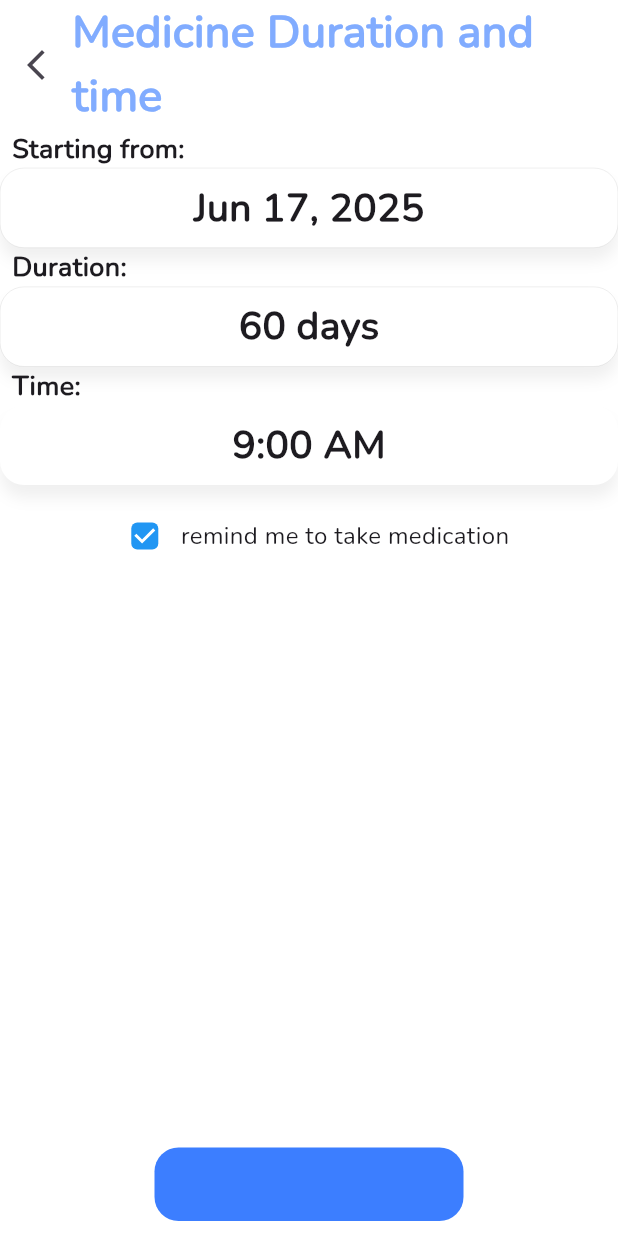
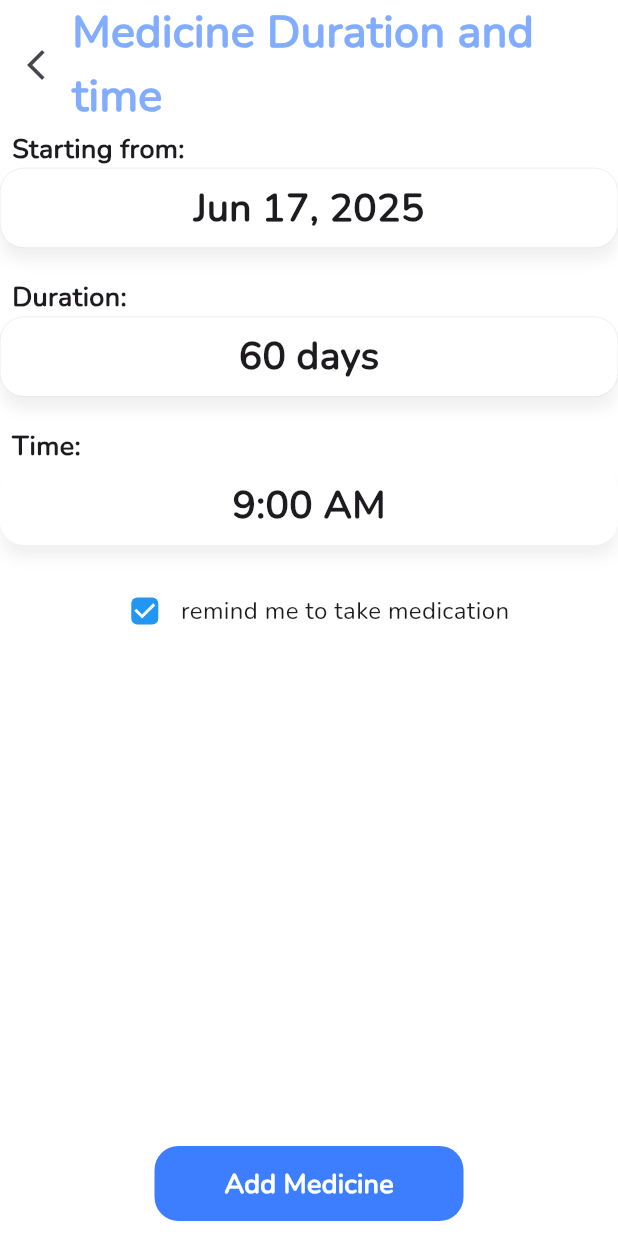
Before and after one commit to Mina176/Pill-Reminder, a Flutter app: the AddDoseTimeView screen opened directly with empty values, on a phone screen of 412 x 824 dp. Run offline on Flutter 3.47's test engine with Material 3 defaults, Android fonts, the phone set to English and light mode, and no system bars; our stand-ins replace flutter_slidable, font_awesome_flutter, hive_flutter; accounts and stored records are empty.

Commit message:
passing the dose to new page

```diff
--- a/lib/models/dose_model.dart
+++ b/lib/models/dose_model.dart
@@ -13,9 +13,9 @@ class DoseModel extends HiveObject {
   @HiveField(3)
   final int food;
   @HiveField(4)
-  final int duration;
+  int duration;
   @HiveField(5)
-  final String time;
+  String time;
   @HiveField(6)
   bool remind;
   @HiveField(7)
--- a/lib/views/addDoseTimeView/add_dose_time_view.dart
+++ b/lib/views/addDoseTimeView/add_dose_time_view.dart
@@ -1,6 +1,7 @@
 import 'package:flutter/material.dart';
 import 'package:pill_reminder/models/dose_model.dart';
 
+import '../widgets/custom_app_bar.dart';
 import 'widgets/add_dose_time_view_body.dart';
 
 class AddDoseTimeView extends StatelessWidget {
@@ -11,8 +12,17 @@ class AddDoseTimeView extends StatelessWidget {
     return Scaffold(
       backgroundColor: Colors.white,
       body: SafeArea(
-          child: AddDoseTimeViewBody(
-        dose: dose,
+          child: Column(
+        children: [
+          CustomAppBar(
+            text: 'Medicine Duration and time',
+          ),
+          Expanded(
+            child: AddDoseTimeViewBody(
+              dose: dose,
+            ),
+          ),
+        ],
       )),
     );
   }
--- a/lib/views/addDoseTimeView/widgets/add_dose_time_view_body.dart
+++ b/lib/views/addDoseTimeView/widgets/add_dose_time_view_body.dart
@@ -23,14 +23,14 @@ class _AddDoseTimeViewBodyState extends State<AddDoseTimeViewBody> {
   bool remind = true;
 
   addMed() {
-    DoseModel dose = DoseModel(
+    widget.dose.dateTime = selectedDate;
+    widget.dose.duration = selectedDuration;
+    widget.dose.remind = remind;
+    widget.dose.time = formatTime(selectedTime);
 
-
-      duration: selectedDuration,
-      remind: remind,
-
-    );
-    addDose(dose);
+    addDose(widget.dose);
+    Navigator.pop(context);
+    Navigator.pop(context);
   }
 
   void showDatePicker() {
@@ -49,9 +49,8 @@ class _AddDoseTimeViewBodyState extends State<AddDoseTimeViewBody> {
               child: CupertinoDatePicker(
                 mode: CupertinoDatePickerMode.date,
                 itemExtent: 35,
+                minimumDate: DateTime.now(),
                 initialDateTime: DateTime.now(),
-                minimumYear: 2020,
-                maximumYear: 2100,
                 onDateTimeChanged: (DateTime newDate) {
                   setState(() {
                     selectedDate = newDate;
@@ -176,25 +175,29 @@ class _AddDoseTimeViewBodyState extends State<AddDoseTimeViewBody> {
   @override
   Widget build(BuildContext context) {
     return Column(
+      mainAxisAlignment: MainAxisAlignment.center,
       children: [
-        CustomAppBar(
-          text: 'Medicine Duration and time',
-        ),
         MedDurationSec(
             title: 'Starting from:',
             onTap: showDatePicker,
             displayedDuration: formatSelectedDate(selectedDate)),
+        SizedBox(
+          height: 20,
+        ),
         MedDurationSec(
           title: 'Duration:',
           onTap: showDurationPicker,
           displayedDuration: durations[selectedDuration],
+        ),
+        SizedBox(
+          height: 20,
         ),
         MedTime(
           onTap: showTimePicker,
           displayedTime: formatTime(selectedTime),
         ),
         SizedBox(
-          height: 10,
+          height: 20,
         ),
         RemindMeSection(
           value: remind,
@@ -205,7 +208,7 @@ class _AddDoseTimeViewBodyState extends State<AddDoseTimeViewBody> {
           },
         ),
         Spacer(),
-        CustomBtn(onTap: () => addMed()),
+        CustomBtn(label: 'Add Medicine', onTap: () => addMed()),
         SizedBox(
           height: 10,
         )
--- a/lib/views/addDoseVew/widgets/add_dose_body.dart
+++ b/lib/views/addDoseVew/widgets/add_dose_body.dart
@@ -2,6 +2,7 @@ import 'package:flutter/material.dart';
 import 'package:pill_reminder/models/dose_model.dart';
 import 'package:pill_reminder/views/addDoseTimeView/add_dose_time_view.dart';
 import 'package:pill_reminder/views/addDoseVew/widgets/med_dose_select_section.dart';
+import 'package:pill_reminder/views/widgets/custom_app_bar.dart';
 import 'add_med_name_section.dart';
 import 'custom_next_btn.dart';
 import 'food_and_med_section.dart';
@@ -48,7 +49,6 @@ class _AddDoseBodyState extends State<AddDoseBody> {
           ),
         ),
       );
-
     } else {
       autovalidateMode = AutovalidateMode.always;
       setState(() {});
@@ -71,6 +71,7 @@ class _AddDoseBodyState extends State<AddDoseBody> {
   Widget build(BuildContext context) {
     return Column(
       children: [
+        CustomAppBar(text: 'Add Medicine'),
         SizedBox(
           height: 10,
         ),
```
